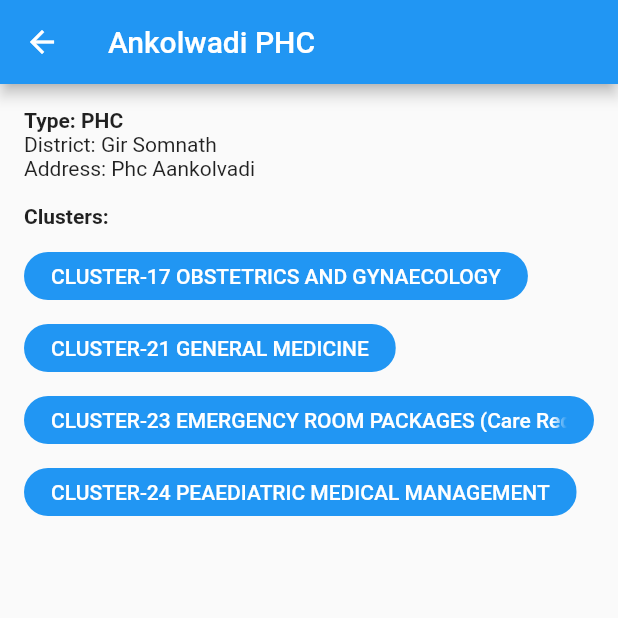
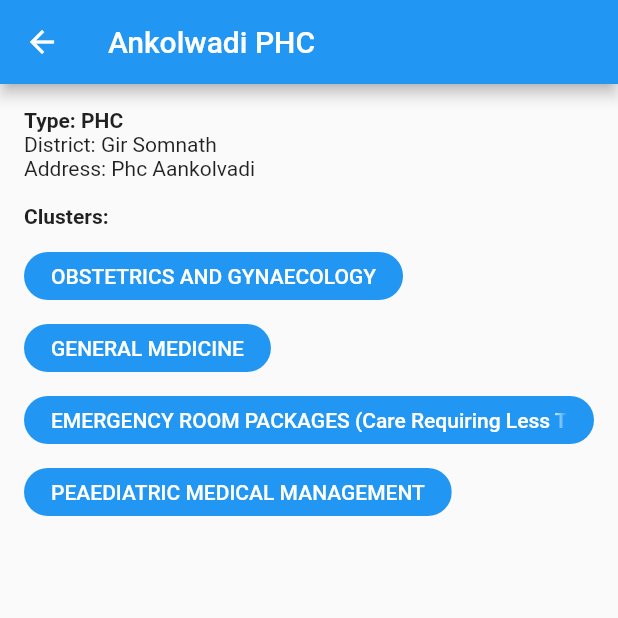
Before and after one commit to heetkheni/SSIP, a Flutter app: the HospitalScreen screen opened directly, after a tap on an icon or button, on a phone screen of 412 x 824 dp, the top half of it. Run offline on Flutter 3.47's test engine with Material 2 defaults, Android fonts, the phone set to English and light mode, and no system bars; our stand-ins replace carousel_slider, cloud_firestore, firebase_auth, firebase_core, google_maps_flutter, google_sign_in and 2 more; accounts and stored records are empty; network calls fail.

Commit message:
hospital data changed

```diff
--- a/lib/data/hospitalData.dart
+++ b/lib/data/hospitalData.dart
@@ -5,10 +5,10 @@ List<Map<String, dynamic>> healthCareCenters = [
     'district': "Gir Somnath",
     'address': "Phc Aankolvadi",
     'clusters': [
-      "CLUSTER-17 OBSTETRICS AND GYNAECOLOGY",
-      "CLUSTER-21 GENERAL MEDICINE",
-      "CLUSTER-23 EMERGENCY ROOM PACKAGES (Care Requiring Less Than 12 hrs Stay)",
-      "CLUSTER-24 PEAEDIATRIC MEDICAL MANAGEMENT",
+      "OBSTETRICS AND GYNAECOLOGY",
+      "GENERAL MEDICINE",
+      "EMERGENCY ROOM PACKAGES (Care Requiring Less Than 12 hrs Stay)",
+      "PEAEDIATRIC MEDICAL MANAGEMENT",
     ],
   },
   {
@@ -17,10 +17,10 @@ List<Map<String, dynamic>> healthCareCenters = [
     'district': "Gir Somnath",
     'address': "682 Borvav",
     'clusters': [
-      "CLUSTER-17 OBSTETRICS AND GYNAECOLOGY",
-      "CLUSTER-21 GENERAL MEDICINE",
-      "CLUSTER-23 EMERGENCY ROOM PACKAGES (Care Requiring Less Than 12 hrs Stay)",
-      "CLUSTER-24 PEAEDIATRIC MEDICAL MANAGEMENT",
+      "OBSTETRICS AND GYNAECOLOGY",
+      "GENERAL MEDICINE",
+      "EMERGENCY ROOM PACKAGES (Care Requiring Less Than 12 hrs Stay)",
+      "PEAEDIATRIC MEDICAL MANAGEMENT",
     ],
   },
   {
@@ -29,14 +29,14 @@ List<Map<String, dynamic>> healthCareCenters = [
     'district': "Gir Somnath",
     'address': "Chc Girgadhada Near S.T.Bus Stop Girgadhada",
     'clusters': [
-      "CLUSTER-5 GENITO URINARY SURGERY (RENAL)",
-      "CLUSTER-16 ENT",
-      "CLUSTER-17 OBSTETRICS AND GYNAECOLOGY",
-      "CLUSTER-18 OPTHALMOLOGY",
-      "CLUSTER-19 GENERAL SURGERY",
-      "CLUSTER-20 ORAL AND MAXILLO FACIAL SURGERY",
-      "CLUSTER-21 GENERAL MEDICINE",
-      "CLUSTER-22 MENTAL DISORDER PACKA",
+      "GENITO URINARY SURGERY (RENAL)",
+      "ENT",
+      "OBSTETRICS AND GYNAECOLOGY",
+      "OPTHALMOLOGY",
+      "GENERAL SURGERY",
+      "ORAL AND MAXILLO FACIAL SURGERY",
+      "GENERAL MEDICINE",
+      "MENTAL DISORDER PACKA",
     ],
   },
   {
@@ -45,14 +45,14 @@ List<Map<String, dynamic>> healthCareCenters = [
     'district': "Gir Somnath",
     'address': "Kodinar",
     'clusters': [
-      "CLUSTER-5 GENITO URINARY SURGERY (RENAL)",
-      "CLUSTER-16 ENT",
-      "CLUSTER-17 OBSTETRICS AND GYNAECOLOGY",
-      "CLUSTER-18 OPTHALMOLOGY",
-      "CLUSTER-19 GENERAL SURGERY",
-      "CLUSTER-20 ORAL AND MAXILLO FACIAL SURGERY",
-      "CLUSTER-21 GENERAL MEDICINE",
-      "CLUSTER-22 MENTAL DISORDER PACKA",
+      "GENITO URINARY SURGERY (RENAL)",
+      "ENT",
+      "OBSTETRICS AND GYNAECOLOGY",
+      "OPTHALMOLOGY",
+      "GENERAL SURGERY",
+      "ORAL AND MAXILLO FACIAL SURGERY",
+      "GENERAL MEDICINE",
+      "MENTAL DISORDER PACKA",
     ],
   },
   {
@@ -61,14 +61,14 @@ List<Map<String, dynamic>> healthCareCenters = [
     'district': "Gir Somnath",
     'address': "Vineshvar Road Chc",
     'clusters': [
-      "CLUSTER-5 GENITO URINARY SURGERY (RENAL)",
-      "CLUSTER-16 ENT",
-      "CLUSTER-17 OBSTETRICS AND GYNAECOLOGY",
-      "CLUSTER-18 OPTHALMOLOGY",
-      "CLUSTER-19 GENERAL SURGERY",
-      "CLUSTER-20 ORAL AND MAXILLO FACIAL SURGERY",
-      "CLUSTER-21 GENERAL MEDICINE",
-      "CLUSTER-22 MENTAL DISORDER PACKA",
+      "GENITO URINARY SURGERY (RENAL)",
+      "ENT",
+      "OBSTETRICS AND GYNAECOLOGY",
+      "OPTHALMOLOGY",
+      "GENERAL SURGERY",
+      "ORAL AND MAXILLO FACIAL SURGERY",
+      "GENERAL MEDICINE",
+      "MENTAL DISORDER PACKA",
     ],
   },
   {
@@ -77,14 +77,14 @@ List<Map<String, dynamic>> healthCareCenters = [
     'district': "Gir Somnath",
     'address': "Community Health Center Simar",
     'clusters': [
-      "CLUSTER-5 GENITO URINARY SURGERY (RENAL)",
-      "CLUSTER-16 ENT",
-      "CLUSTER-17 OBSTETRICS AND GYNAECOLOGY",
-      "CLUSTER-18 OPTHALMOLOGY",
-      "CLUSTER-19 GENERAL SURGERY",
-      "CLUSTER-20 ORAL AND MAXILLO FACIAL SURGERY",
-      "CLUSTER-21 GENERAL MEDICINE",
-      "CLUSTER-22 MENTAL DISORDER PACKA",
+      "GENITO URINARY SURGERY (RENAL)",
+      "ENT",
+      "OBSTETRICS AND GYNAECOLOGY",
+      "OPTHALMOLOGY",
+      "GENERAL SURGERY",
+      "ORAL AND MAXILLO FACIAL SURGERY",
+      "GENERAL MEDICINE",
+      "MENTAL DISORDER PACKA",
     ],
   },
   {
@@ -93,14 +93,14 @@ List<Map<String, dynamic>> healthCareCenters = [
     'district': "Gir Somnath",
     'address': "Opp. Nagarpalika High School",
     'clusters': [
-      "CLUSTER-5 GENITO URINARY SURGERY (RENAL)",
-      "CLUSTER-16 ENT",
-      "CLUSTER-17 OBSTETRICS AND GYNAECOLOGY",
-      "CLUSTER-18 OPTHALMOLOGY",
-      "CLUSTER-19 GENERAL SURGERY",
-      "CLUSTER-20 ORAL AND MAXILLO FACIAL SURGERY",
-      "CLUSTER-21 GENERAL MEDICINE",
-      "CLUSTER-22 MENTAL DISORDER PACKA",
+      "GENITO URINARY SURGERY (RENAL)",
+      "ENT",
+      "OBSTETRICS AND GYNAECOLOGY",
+      "OPTHALMOLOGY",
+      "GENERAL SURGERY",
+      "ORAL AND MAXILLO FACIAL SURGERY",
+      "GENERAL MEDICINE",
+      "MENTAL DISORDER PACKA",
     ],
   },
   {
@@ -109,13 +109,13 @@ List<Map<String, dynamic>> healthCareCenters = [
     'district': "Gir Somnath",
     'address': "Satta Bazaar, Veraval",
     'clusters': [
-      "CLUSTER-1 BURNS AND PLASTIC SURGERY",
-      "CLUSTER-5 GENITO URINARY SURGERY (RENAL)",
-      "CLUSTER-6 NEUROSURGERY/NEUROLOGY/INTERVENTIONAL NEURORADIOLOGY",
-      "CLUSTER-7 PAEDIATRIC SURGERY",
-      "CLUSTER-8 POLY-TRAUMA",
-      "Cluster - 14 JOINT REPLACEMENT",
-      "CLUSTER-16 ENT",
+      "BURNS AND PLASTIC SURGERY",
+      "GENITO URINARY SURGERY (RENAL)",
+      "NEUROSURGERY/NEUROLOGY/INTERVENTIONAL NEURORADIOLOGY",
+      "PAEDIATRIC SURGERY",
+      "POLY-TRAUMA",
+      "JOINT REPLACEMENT",
+      "ENT",
     ],
   },
   {
@@ -124,10 +124,10 @@ List<Map<String, dynamic>> healthCareCenters = [
     'district': "Gir Somnath",
     'address': "Opp.D.M.Barad High School, At-Ajotha Tal-Veraval",
     'clusters': [
-      "CLUSTER-17 OBSTETRICS AND GYNAECOLOGY",
-      "CLUSTER-21 GENERAL MEDICINE",
-      "CLUSTER-23 EMERGENCY ROOM PACKAGES (Care Requiring Less Than 12 hrs Stay)",
-      "CLUSTER-24 PEAEDIATRIC MEDICAL MANAGEMENT",
+      "OBSTETRICS AND GYNAECOLOGY",
+      "GENERAL MEDICINE",
+      "EMERGENCY ROOM PACKAGES (Care Requiring Less Than 12 hrs Stay)",
+      "PEAEDIATRIC MEDICAL MANAGEMENT",
     ],
   },
   {
@@ -137,10 +137,10 @@ List<Map<String, dynamic>> healthCareCenters = [
     'address': "At Dari Taluka Veraval",
     'clusters': [
       "CLUSTER-17 OBSTETRICS AND GYNAECOLOGY",
-      "CLUSTER-21 GENERAL MEDICINE",
-      "CLUSTER-23 EMERGENCY ROOM PACKAGES (Care Requiring Less Than)"
-          "CLUSTER-23 EMERGENCY ROOM PACKAGES (Care Requiring Less Than 12 hrs Stay)",
-      "CLUSTER-24 PEAEDIATRIC MEDICAL MANAGEMENT",
+      "GENERAL MEDICINE",
+      "EMERGENCY ROOM PACKAGES (Care Requiring Less Than)"
+      "EMERGENCY ROOM PACKAGES (Care Requiring Less Than 12 hrs Stay)",
+      "PEAEDIATRIC MEDICAL MANAGEMENT",
     ],
   },
   {
@@ -149,10 +149,10 @@ List<Map<String, dynamic>> healthCareCenters = [
     'district': "Gir Somnath",
     'address': "Dhamlej Kodinar Rod",
     'clusters': [
-      "CLUSTER-17 OBSTETRICS AND GYNAECOLOGY",
-      "CLUSTER-21 GENERAL MEDICINE",
-      "CLUSTER-23 EMERGENCY ROOM PACKAGES (Care Requiring Less Than 12 hrs Stay)",
-      "CLUSTER-24 PEAEDIATRIC MEDICAL MANAGEMENT",
+      "OBSTETRICS AND GYNAECOLOGY",
+      "GENERAL MEDICINE",
+      "EMERGENCY ROOM PACKAGES (Care Requiring Less Than 12 hrs Stay)",
+      "PEAEDIATRIC MEDICAL MANAGEMENT",
     ],
   },
   {
@@ -161,10 +161,10 @@ List<Map<String, dynamic>> healthCareCenters = [
     'district': "Gir Somnath",
     'address': "At Dhava Opp Gaushala Taluko Talala",
     'clusters': [
-      "CLUSTER-17 OBSTETRICS AND GYNAECOLOGY",
-      "CLUSTER-21 GENERAL MEDICINE",
-      "CLUSTER-23 EMERGENCY ROOM PACKAGES (Care Requiring Less Than 12 hrs Stay)",
-      "CLUSTER-24 PEAEDIATRIC MEDICAL MANAGEMENT",
+      "OBSTETRICS AND GYNAECOLOGY",
+      "GENERAL MEDICINE",
+      "EMERGENCY ROOM PACKAGES (Care Requiring Less Than 12 hrs Stay)",
+      "PEAEDIATRIC MEDICAL MANAGEMENT",
     ],
   },
   {
@@ -173,10 +173,10 @@ List<Map<String, dynamic>> healthCareCenters = [
     'district': "Gir Somnath",
     'address': "To Fulka-Ta-Gir Gadhada",
     'clusters': [
-      "CLUSTER-17 OBSTETRICS AND GYNAECOLOGY",
-      "CLUSTER-21 GENERAL MEDICINE",
-      "CLUSTER-23 EMERGENCY ROOM PACKAGES (Care Requiring Less Than 12 hrs Stay)",
-      "CLUSTER-24 PEAEDIATRIC MEDICAL MANAGEMENT",
+      "OBSTETRICS AND GYNAECOLOGY",
+      "GENERAL MEDICINE",
+      "EMERGENCY ROOM PACKAGES (Care Requiring Less Than 12 hrs Stay)",
+      "PEAEDIATRIC MEDICAL MANAGEMENT",
     ],
   },
   {
@@ -185,10 +185,10 @@ List<Map<String, dynamic>> healthCareCenters = [
     'district': "Gir Somnath",
     'address': "At Prashnavada Ta Sutrapada",
     'clusters': [
-      "CLUSTER-17 OBSTETRICS AND GYNAECOLOGY",
-      "CLUSTER-21 GENERAL MEDICINE",
-      "CLUSTER-23 EMERGENCY ROOM PACKAGES (Care Requiring Less Than 12 hrs Stay)",
-      "CLUSTER-24 PEAEDIATRIC MEDICAL MANAGEMENT",
+      "OBSTETRICS AND GYNAECOLOGY",
+      "GENERAL MEDICINE",
+      "EMERGENCY ROOM PACKAGES (Care Requiring Less Than 12 hrs Stay)",
+      "PEAEDIATRIC MEDICAL MANAGEMENT",
     ],
   },
   {
@@ -197,10 +197,10 @@ List<Map<String, dynamic>> healthCareCenters = [
     'district': "Gir Somnath",
     'address': "Sidhee Cement Road",
     'clusters': [
-      "CLUSTER-17 OBSTETRICS AND GYNAECOLOGY",
-      "CLUSTER-21 GENERAL MEDICINE",
-      "CLUSTER-23 EMERGENCY ROOM PACKAGES (Care Requiring Less Than 12 hrs Stay)",
-      "CLUSTER-24 PEAEDIATRIC MEDICAL MANAGEMENT",
+      "OBSTETRICS AND GYNAECOLOGY",
+      "GENERAL MEDICINE",
+      "EMERGENCY ROOM PACKAGES (Care Requiring Less Than 12 hrs Stay)",
+      "PEAEDIATRIC MEDICAL MANAGEMENT",
     ],
   },
   {
@@ -209,10 +209,10 @@ List<Map<String, dynamic>> healthCareCenters = [
     'district': "Gir Somnath",
     'address': "At Sanakhada Oppsite Villege Panchayat Kharakuva",
     'clusters': [
-      "CLUSTER-17 OBSTETRICS AND GYNAECOLOGY",
-      "CLUSTER-21 GENERAL MEDICINE",
-      "CLUSTER-23 EMERGENCY ROOM PACKAGES (Care Requiring Less Than 12 hrs Stay)",
-      "CLUSTER-24 PEAEDIATRIC MEDICAL MANAGEMENT",
+      "OBSTETRICS AND GYNAECOLOGY",
+      "GENERAL MEDICINE",
+      "EMERGENCY ROOM PACKAGES (Care Requiring Less Than 12 hrs Stay)",
+      "PEAEDIATRIC MEDICAL MANAGEMENT",
     ],
   },
   {
@@ -221,10 +221,10 @@ List<Map<String, dynamic>> healthCareCenters = [
     'district': "Gir Somnath",
     'address': "At-Adri, Vadodara Navapara Road",
     'clusters': [
-      "CLUSTER-17 OBSTETRICS AND GYNAECOLOGY",
-      "CLUSTER-21 GENERAL MEDICINE",
-      "CLUSTER-23 EMERGENCY ROOM PACKAGES (Care Requiring Less Than 12 hrs Stay)",
-      "CLUSTER-24 PEAEDIATRIC MEDICAL MANAGEMENT",
+      "OBSTETRICS AND GYNAECOLOGY",
+      "GENERAL MEDICINE",
+      "EMERGENCY ROOM PACKAGES (Care Requiring Less Than 12 hrs Stay)",
+      "PEAEDIATRIC MEDICAL MANAGEMENT",
     ],
   },
   {
@@ -234,10 +234,10 @@ List<Map<String, dynamic>> healthCareCenters = [
     'address':
         "Primary Health Center Delwada Kanyashala Godhara Choke Behind Delwada Ta.Una",
     'clusters': [
-      "CLUSTER-17 OBSTETRICS AND GYNAECOLOGY",
-      "CLUSTER-21 GENERAL MEDICINE",
-      "CLUSTER-23 EMERGENCY ROOM PACKAGES (Care Requiring Less Than 12 hrs Stay)",
-      "CLUSTER-24 PEAEDIATRIC MEDICAL MANAGEMENT",
+      "OBSTETRICS AND GYNAECOLOGY",
+      "GENERAL MEDICINE",
+      "EMERGENCY ROOM PACKAGES (Care Requiring Less Than 12 hrs Stay)",
+      "PEAEDIATRIC MEDICAL MANAGEMENT",
     ],
   },
   {
@@ -246,10 +246,10 @@ List<Map<String, dynamic>> healthCareCenters = [
     'district': "Gir Somnath",
     'address': "Dhokadwa",
     'clusters': [
-      "CLUSTER-17 OBSTETRICS AND GYNAECOLOGY",
-      "CLUSTER-21 GENERAL MEDICINE",
-      "CLUSTER-23 EMERGENCY ROOM PACKAGES (Care Requiring Less Than 12 hrs Stay)",
-      "CLUSTER-24 PEAEDIATRIC MEDICAL MANAGEMENT",
+      "OBSTETRICS AND GYNAECOLOGY",
+      "GENERAL MEDICINE",
+      "EMERGENCY ROOM PACKAGES (Care Requiring Less Than 12 hrs Stay)",
+      "PEAEDIATRIC MEDICAL MANAGEMENT",
     ],
   },
   {
@@ -258,10 +258,10 @@ List<Map<String, dynamic>> healthCareCenters = [
     'district': "Gir Somnath",
     'address': "At Harmadiya",
     'clusters': [
-      "CLUSTER-17 OBSTETRICS AND GYNAECOLOGY",
-      "CLUSTER-21 GENERAL MEDICINE",
-      "CLUSTER-23 EMERGENCY ROOM PACKAGES (Care Requiring Less Than 12 hrs Stay)",
-      "CLUSTER-24 PEAEDIATRIC MEDICAL MANAGEMENT",
+      "OBSTETRICS AND GYNAECOLOGY",
+      "GENERAL MEDICINE",
+      "EMERGENCY ROOM PACKAGES (Care Requiring Less Than 12 hrs Stay)",
+      "PEAEDIATRIC MEDICAL MANAGEMENT",
     ],
   },
   {
@@ -270,10 +270,10 @@ List<Map<String, dynamic>> healthCareCenters = [
     'district': "Gir Somnath",
     'address': "Fudadidhar Jamvala Gir",
     'clusters': [
-      "CLUSTER-17 OBSTETRICS AND GYNAECOLOGY",
-      "CLUSTER-21 GENERAL MEDICINE",
-      "CLUSTER-23 EMERGENCY ROOM PACKAGES (Care Requiring Less Than 12 hrs Stay)",
-      "CLUSTER-24 PEAEDIATRIC MEDICAL MANAGEMENT",
+      "OBSTETRICS AND GYNAECOLOGY",
+      "GENERAL MEDICINE",
+      "EMERGENCY ROOM PACKAGES (Care Requiring Less Than 12 hrs Stay)",
+      "PEAEDIATRIC MEDICAL MANAGEMENT",
     ],
   },
   {
@@ -282,10 +282,10 @@ List<Map<String, dynamic>> healthCareCenters = [
     'district': "Gir Somnath",
     'address': "At Navabandar",
     'clusters': [
-      "CLUSTER-17 OBSTETRICS AND GYNAECOLOGY",
-      "CLUSTER-21 GENERAL MEDICINE",
-      "CLUSTER-23 EMERGENCY ROOM PACKAGES (Care Requiring Less Than 12 hrs Stay)",
-      "CLUSTER-24 PEAEDIATRIC MEDICAL MANAGEMENT",
+      "OBSTETRICS AND GYNAECOLOGY",
+      "GENERAL MEDICINE",
+      "EMERGENCY ROOM PACKAGES (Care Requiring Less Than 12 hrs Stay)",
+      "PEAEDIATRIC MEDICAL MANAGEMENT",
     ],
   },
   {
@@ -294,10 +294,10 @@ List<Map<String, dynamic>> healthCareCenters = [
     'district': "Gir Somnath",
     'address': "At Pandva,Taluka Veraval",
     'clusters': [
-      "CLUSTER-17 OBSTETRICS AND GYNAECOLOGY",
-      "CLUSTER-21 GENERAL MEDICINE",
-      "CLUSTER-23 EMERGENCY ROOM PACKAGES (Care Requiring Less Than 12 hrs Stay)",
-      "CLUSTER-24 PEAEDIATRIC MEDICAL MANAGEMENT",
+      "OBSTETRICS AND GYNAECOLOGY",
+      "GENERAL MEDICINE",
+      "EMERGENCY ROOM PACKAGES (Care Requiring Less Than 12 hrs Stay)",
+      "PEAEDIATRIC MEDICAL MANAGEMENT",
     ],
   },
   {
@@ -306,10 +306,10 @@ List<Map<String, dynamic>> healthCareCenters = [
     'district': "Gir Somnath",
     'address': "Prasali Kodinar Veraval Highway",
     'clusters': [
-      "CLUSTER-17 OBSTETRICS AND GYNAECOLOGY",
-      "CLUSTER-21 GENERAL MEDICINE",
-      "CLUSTER-23 EMERGENCY ROOM PACKAGES (Care Requiring Less Than 12 hrs Stay)",
-      "CLUSTER-24 PEAEDIATRIC MEDICAL MANAGEMENT",
+      "OBSTETRICS AND GYNAECOLOGY",
+      "GENERAL MEDICINE",
+      "EMERGENCY ROOM PACKAGES (Care Requiring Less Than 12 hrs Stay)",
+      "PEAEDIATRIC MEDICAL MANAGEMENT",
     ],
   },
   {
@@ -318,10 +318,10 @@ List<Map<String, dynamic>> healthCareCenters = [
     'district': "Gir Somnath",
     'address': "At Samter Una Bhavnagar Highway",
     'clusters': [
-      "CLUSTER-17 OBSTETRICS AND GYNAECOLOGY",
-      "CLUSTER-21 GENERAL MEDICINE",
-      "CLUSTER-23 EMERGENCY ROOM PACKAGES (Care Requiring Less Than 12 hrs Stay)",
-      "CLUSTER-24 PEAEDIATRIC MEDICAL MANAGEMENT",
+      "OBSTETRICS AND GYNAECOLOGY",
+      "GENERAL MEDICINE",
+      "EMERGENCY ROOM PACKAGES (Care Requiring Less Than 12 hrs Stay)",
+      "PEAEDIATRIC MEDICAL MANAGEMENT",
     ],
   },
   {
@@ -330,10 +330,10 @@ List<Map<String, dynamic>> healthCareCenters = [
     'district': "Gir Somnath",
     'address': "Near Gaytrimandir, Bhimpara, Delwada Road, Una",
     'clusters': [
-      "CLUSTER-17 OBSTETRICS AND GYNAECOLOGY",
-      "CLUSTER-21 GENERAL MEDICINE",
-      "CLUSTER-23 EMERGENCY ROOM PACKAGES (Care Requiring Less Than 12 hrs Stay)",
-      "CLUSTER-24 PEAEDIATRIC MEDICAL MANAGEMENT",
+      "OBSTETRICS AND GYNAECOLOGY",
+      "GENERAL MEDICINE",
+      "EMERGENCY ROOM PACKAGES (Care Requiring Less Than 12 hrs Stay)",
+      "PEAEDIATRIC MEDICAL MANAGEMENT",
     ],
   },
 ];
```
Also changed, not shown: lib/Widgets/search_bar.dart (+5 -8 lines), lib/screens/disease_detail_screen.dart (+6 -11 lines), lib/screens/disease_screen.dart (+15 -42 lines), lib/screens/home_screen.dart (+16 -58 lines).
